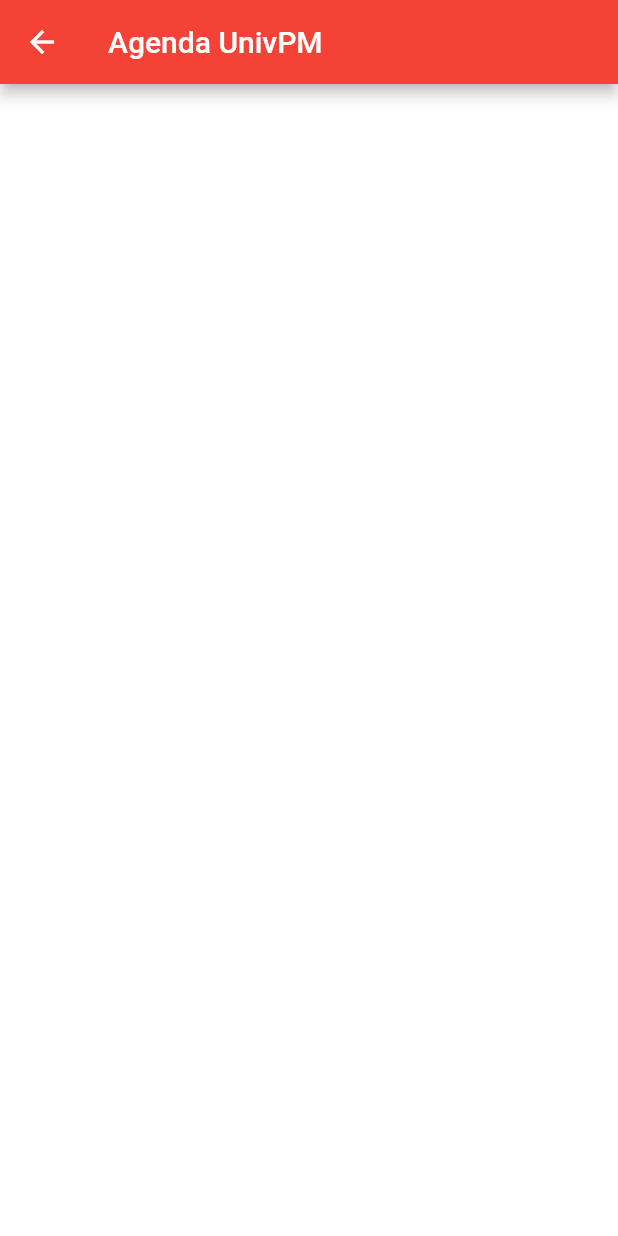
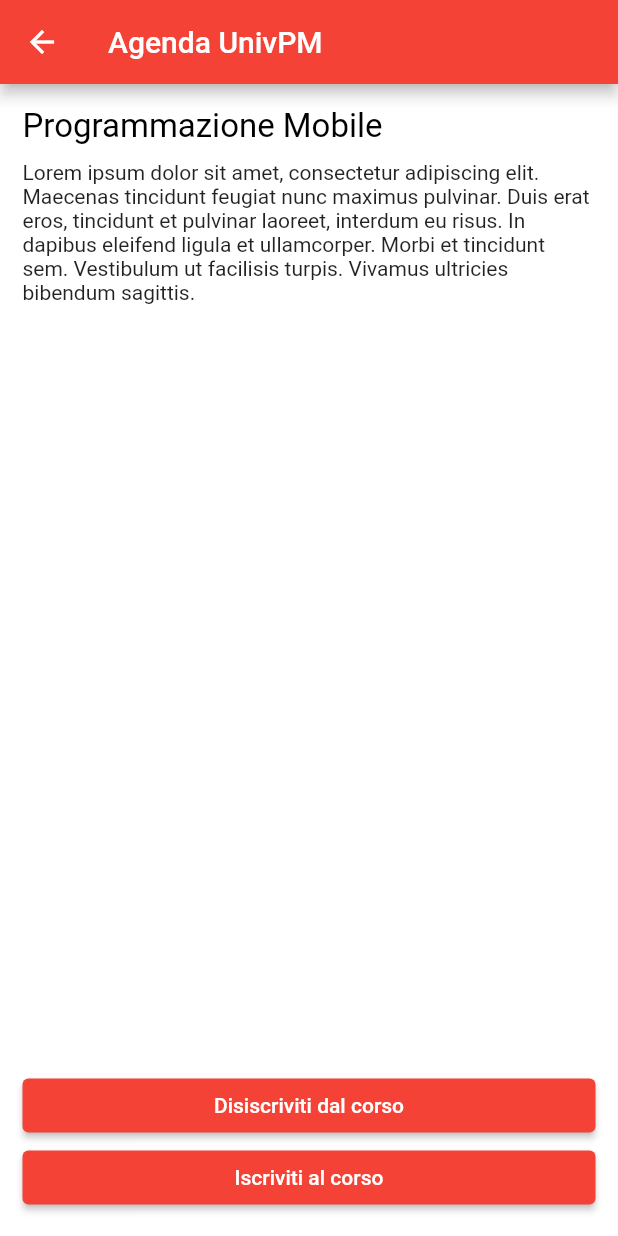
Before and after one commit to federicobenedetti/AgendaUnivPM-flutter, a Flutter app: the DettaglioCorso screen opened by its route, on a phone screen of 412 x 824 dp. Run offline on Flutter 3.47's test engine with Material 2 defaults, Android fonts, the phone set to English and light mode, and no system bars.

Commit message:
d corso, d lezione, streaming, optimizations

```diff
--- a/lib/main.dart
+++ b/lib/main.dart
@@ -12,10 +12,10 @@ import 'package:agendaunivpm_f/screens/userprofile.dart';
 import 'package:flutter/material.dart';
 
 void main() {
-  runApp(MyApp());
+  runApp(AgendaUnivpm());
 }
 
-class MyApp extends StatelessWidget {
+class AgendaUnivpm extends StatelessWidget {
   // This widget is the root of your application.
   @override
   Widget build(BuildContext context) {
--- a/lib/screens/dettagliocorso.dart
+++ b/lib/screens/dettagliocorso.dart
@@ -12,15 +12,37 @@ class _DettaglioCorsoState extends State<DettaglioCorso> {
   Widget build(BuildContext context) {
     return Scaffold(
       appBar: AppBar(
-        title: Text("Agenda UnivPM"),
+        title: const Text("Agenda UnivPM"),
       ),
       body: Padding(
       padding: EdgeInsets.all(15.0),
         child: Column(
+          crossAxisAlignment: CrossAxisAlignment.stretch,
           children: <Widget>[
-
+            const Text(
+                "Programmazione Mobile",
+                style:
+                TextStyle(
+                    fontSize: 22,
+                    color: Colors.black
+                )
+            ),
+            const SizedBox(height: 10),
+            const Text(
+                "Lorem ipsum dolor sit amet, consectetur adipiscing elit. Maecenas tincidunt feugiat nunc maximus pulvinar. Duis erat eros, tincidunt et pulvinar laoreet, interdum eu risus. In dapibus eleifend ligula et ullamcorper. Morbi et tincidunt sem. Vestibulum ut facilisis turpis. Vivamus ultricies bibendum sagittis."
+            ),
+            const Spacer(),
+            ElevatedButton(
+              child: const Text("Disiscriviti dal corso"),
+              onPressed: () {},
+            ),
+            ElevatedButton(
+              child: const Text("Iscriviti al corso"),
+              onPressed: () {},
+            )
           ],
         ),
+
       )
     ); // Scaffold
   }
```
Also changed, not shown: lib/screens/dettagliolezione.dart (+52 -0 lines), lib/screens/login.dart (+11 -11 lines), lib/screens/streaminglezione.dart (+33 -0 lines), lib/screens/userprofile.dart (+20 -47 lines), 1 other file.
